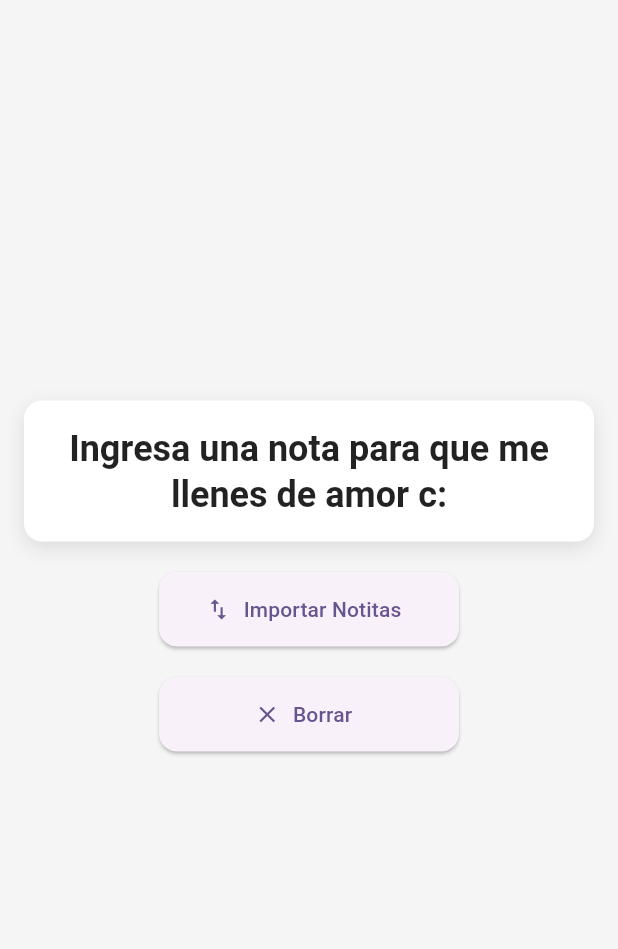
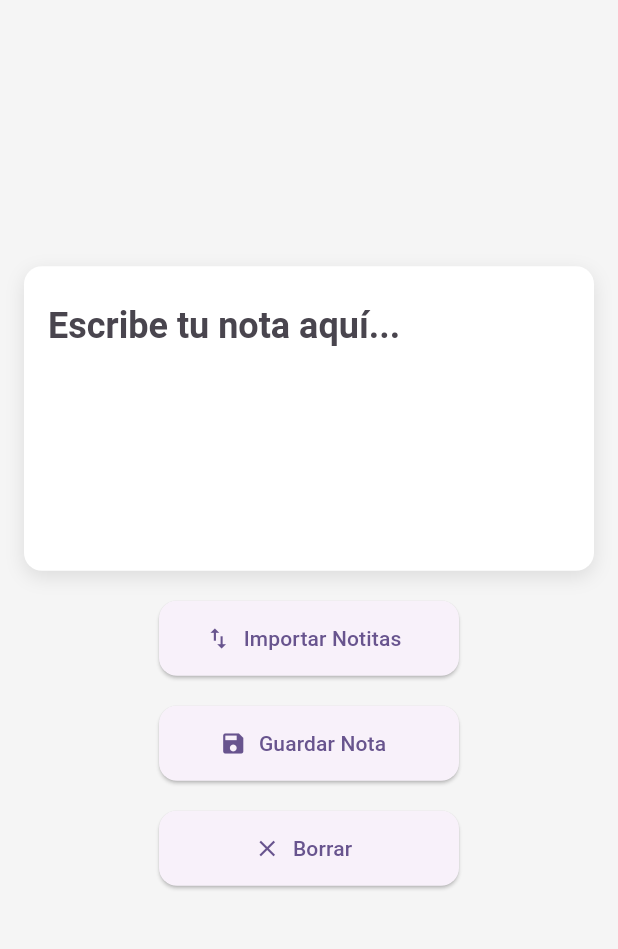
Before and after one commit to Abrilskop/assets-flutter-ui, a Flutter app: the screen it shows after launch, on a phone screen of 412 x 824 dp, the part 84-1033 px from its top. Run offline on Flutter 3.47's test engine with Material 3 defaults, Android fonts, the light colour scheme and no system bars.

Commit message:
refactor UI: adicion de botones de edicion y guardado

```diff
--- a/assets_flutter_ui/lib/main.dart
+++ b/assets_flutter_ui/lib/main.dart
@@ -40,17 +40,26 @@ class MyHomePage extends StatefulWidget {
 
 class _MyHomePageState extends State<MyHomePage> {
   String textFromFile = 'Ingresa una nota para que me llenes de amor c:';
+  TextEditingController _controller = TextEditingController();
 
   getData() async {
     String response = await rootBundle.loadString('archivos_texto/mis_apuntes.txt');
     setState(() {
       textFromFile = response;
+      _controller.text = textFromFile; // Establecemos el contenido del archivo en el controlador
     });
   }
 
   clear() {
     setState(() {
       textFromFile = 'Vacio';
+      _controller.clear(); // Limpiamos el controlador
+    });
+  }
+
+  saveNote() {
+    setState(() {
+      textFromFile = _controller.text; // Guardamos el contenido editado en textFromFile
     });
   }
 
@@ -64,12 +73,12 @@ class _MyHomePageState extends State<MyHomePage> {
         centerTitle: true,
       ),
       body: Padding(
-        padding: const EdgeInsets.all(16.0), // Añade un poco de padding alrededor
+        padding: const EdgeInsets.all(16.0),
         child: Center(
           child: Column(
             mainAxisAlignment: MainAxisAlignment.center,
             children: [
-              // Texto mostrado en pantalla
+              // Contenedor con texto editable
               Container(
                 padding: const EdgeInsets.all(16.0),
                 decoration: BoxDecoration(
@@ -83,13 +92,17 @@ class _MyHomePageState extends State<MyHomePage> {
                     ),
                   ],
                 ),
-                child: Text(
-                  textFromFile,
-                  textAlign: TextAlign.center,
+                child: TextField(
+                  controller: _controller, // Controlador para editar el texto
+                  maxLines: 5, // Permite varias líneas
+                  decoration: InputDecoration(
+                    hintText: 'Escribe tu nota aquí...',
+                    border: InputBorder.none,
+                  ),
                   style: Theme.of(context).textTheme.headlineMedium,
                 ),
               ),
-              const SizedBox(height: 20), // Espaciado entre los widgets
+              const SizedBox(height: 20),
               // Botón de Importar Notitas
               ElevatedButton.icon(
                 onPressed: () {
@@ -105,7 +118,22 @@ class _MyHomePageState extends State<MyHomePage> {
                 ),
               ),
               const SizedBox(height: 20),
-              // Botón de Clear
+              // Botón de Guardar cambios
+              ElevatedButton.icon(
+                onPressed: () {
+                  saveNote();
+                },
+                icon: const Icon(Icons.save),
+                label: const Text('Guardar Nota'),
+                style: ElevatedButton.styleFrom(
+                  minimumSize: const Size(200, 50),
+                  shape: RoundedRectangleBorder(
+                    borderRadius: BorderRadius.circular(12),
+                  ),
+                ),
+              ),
+              const SizedBox(height: 20),
+              // Botón de Borrar
               ElevatedButton.icon(
                 onPressed: () {
                   clear();
```
